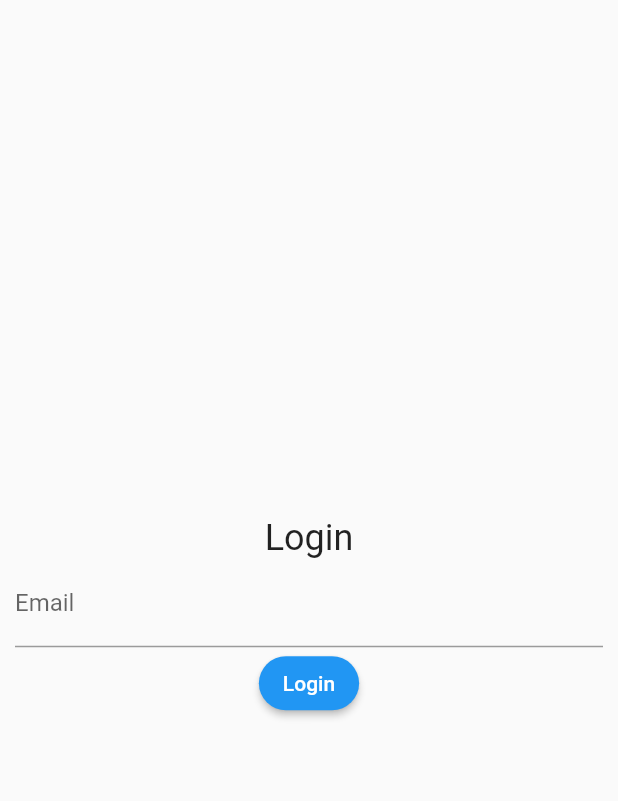
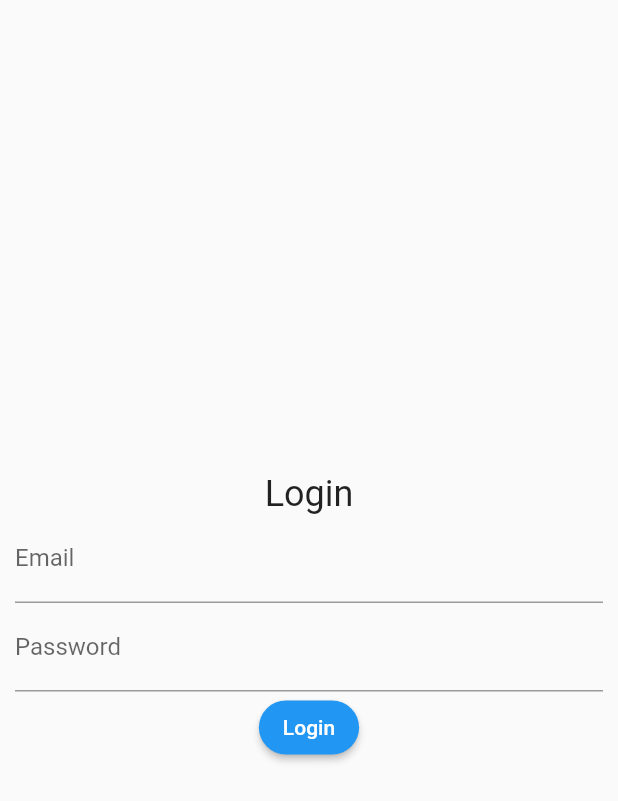
Before and after one commit to ButlerFuqua/local_social_flutter, a Flutter app: the screen it shows after launch, on a phone screen of 412 x 824 dp. Shown: the top 801 px of the screen. Run offline on Flutter 3.47's test engine with Material 2 defaults, Android fonts, the phone set to English and light mode, and no system bars.

Commit message:
Add password and login method, empty

```diff
--- a/lib/screens/loginScreen.dart
+++ b/lib/screens/loginScreen.dart
@@ -6,13 +6,39 @@ class LoginScreen extends StatefulWidget {
     Key? key,
   }) : super(key: key);
 
-  static const routeName = '/';
+  static const routeName = '/login';
 
   @override
   State<LoginScreen> createState() => _LoginScreenState();
 }
 
 class _LoginScreenState extends State<LoginScreen> {
+  final emailController = TextEditingController();
+  final passwordController = TextEditingController();
+
+  @override
+  void initState() {
+    super.initState();
+  }
+
+  bool login() {
+    print(emailController.text);
+    print(passwordController.text);
+    return true;
+  }
+
+  void handleLogin() {
+    if (!login()) {
+      Navigator.pushReplacementNamed(context, BulletinScreen.routeName);
+    } else {
+      ScaffoldMessenger.of(context).showSnackBar(
+        const SnackBar(
+          content: Text('Error Logging in'),
+        ),
+      );
+    }
+  }
+
   @override
   Widget build(BuildContext context) {
     return Scaffold(
@@ -31,14 +57,18 @@ class _LoginScreenState extends State<LoginScreen> {
                   border: UnderlineInputBorder(),
                   labelText: 'Email',
                 ),
-                onChanged: (text) {
-                  print('First text field: $text');
-                },
+                controller: emailController,
+              ),
+              TextFormField(
+                decoration: const InputDecoration(
+                  border: UnderlineInputBorder(),
+                  labelText: 'Password',
+                ),
+                controller: passwordController,
               ),
               ElevatedButton(
-                child: Text('Login'),
-                onPressed: () => Navigator.pushReplacementNamed(
-                    context, BulletinScreen.routeName),
+                child: const Text('Login'),
+                onPressed: handleLogin,
               ),
             ],
           ),
```
